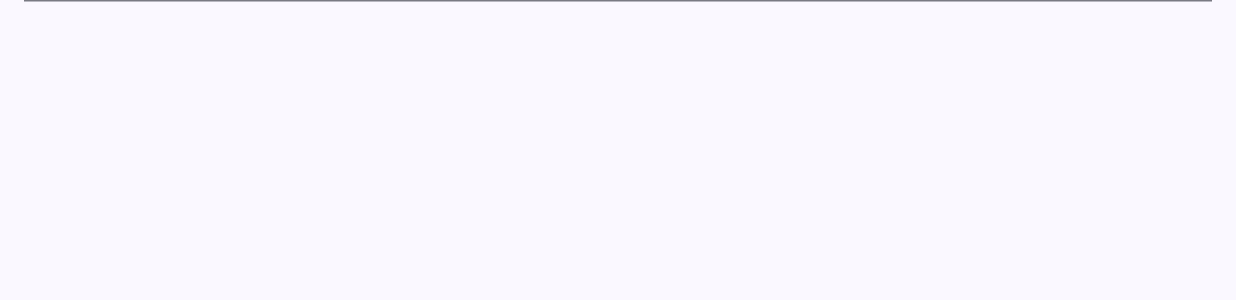
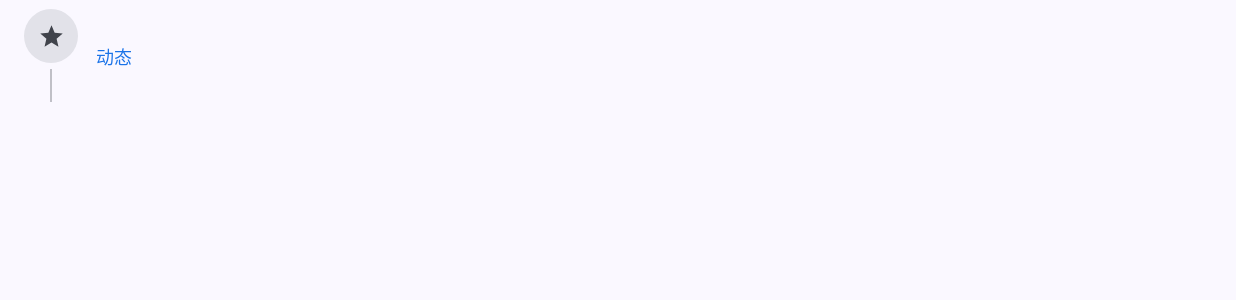
Before and after one commit to ttummc/PickCat-Android, an Android app built with Jetpack Compose: the composable ActivityRow shown on its own in the app's theme, on a phone screen of 824 x 412 dp (held sideways). Shown: the top 300 px of the screen. Run offline under Robolectric (Android 15) with nearby library versions, the phone set to English and light mode, and no system bars; network calls fail; 1 statement that could not run was skipped.

Commit message:
Redesign profile activity as an icon timeline

```diff
--- a/app/src/main/java/dao3/pickcat/feature/profile/ProfileScreen.kt
+++ b/app/src/main/java/dao3/pickcat/feature/profile/ProfileScreen.kt
@@ -22,6 +22,7 @@ import androidx.compose.foundation.layout.width
 import androidx.compose.foundation.lazy.LazyColumn
 import androidx.compose.foundation.lazy.LazyRow
 import androidx.compose.foundation.lazy.items
+import androidx.compose.foundation.lazy.itemsIndexed
 import androidx.compose.foundation.lazy.rememberLazyListState
 import androidx.compose.foundation.rememberScrollState
 import androidx.compose.foundation.shape.CircleShape
@@ -34,9 +35,11 @@ import androidx.compose.material.icons.filled.Article
 import androidx.compose.material.icons.filled.Badge
 import androidx.compose.material.icons.filled.ChatBubbleOutline
 import androidx.compose.material.icons.filled.Edit
+import androidx.compose.material.icons.filled.FavoriteBorder
 import androidx.compose.material.icons.filled.History
 import androidx.compose.material.icons.filled.MoreVert
 import androidx.compose.material.icons.filled.People
+import androidx.compose.material.icons.filled.PersonAdd
 import androidx.compose.material.icons.filled.PhotoLibrary
 import androidx.compose.material.icons.filled.Settings
 import androidx.compose.material.icons.filled.Star
@@ -599,9 +602,12 @@ fun ProfileScreen(
                                 )
                             }
                         } else {
-                            items(state.activities, key = { "activity-${it.id}" }) { activity ->
+                            itemsIndexed(state.activities, key = { _, activity -> "activity-${activity.id}" }) { index, activity ->
                                 Box(Modifier.animateItem()) {
-                                    ActivityRow(activity)
+                                    ActivityRow(
+                                        activity = activity,
+                                        isLast = index == state.activities.lastIndex,
+                                    )
                                 }
                             }
                         }
@@ -1267,23 +1273,83 @@ private fun WorkGrid(
 }
 
 @Composable
-private fun ActivityRow(activity: ProfileActivity) {
+private fun ActivityRow(activity: ProfileActivity, isLast: Boolean) {
+    val isLike = activity.kind.contains("LIKE")
+    val isReply = activity.kind.contains("REPLY")
+    val isPost = activity.kind.contains("POST") || activity.kind.contains("TOPIC")
+    val isFollow = activity.kind.contains("FOLLOW")
+    val icon = when {
+        isLike -> Icons.Default.FavoriteBorder
+        isReply -> Icons.Default.ChatBubbleOutline
+        isPost -> Icons.Default.Article
+        isFollow -> Icons.Default.PersonAdd
+        else -> Icons.Default.Star
+    }
+    val container = when {
+        isLike -> MaterialTheme.colorScheme.primaryContainer
+        isReply -> MaterialTheme.colorScheme.tertiaryContainer
+        isPost -> MaterialTheme.colorScheme.secondaryContainer
+        isFollow -> MaterialTheme.colorScheme.surfaceContainerHighest
+        else -> MaterialTheme.colorScheme.surfaceContainerHighest
+    }
+    val content = when {
+        isLike -> MaterialTheme.colorScheme.onPrimaryContainer
+        isReply -> MaterialTheme.colorScheme.onTertiaryContainer
+        isPost -> MaterialTheme.colorScheme.onSecondaryContainer
+        isFollow -> MaterialTheme.colorScheme.onSurfaceVariant
+        else -> MaterialTheme.colorScheme.onSurfaceVariant
+    }
+    val label = when {
+        isLike -> "点赞"
+        isReply -> "回复"
+        isPost -> "发布"
+        isFollow -> "关注"
+        else -> "动态"
+    }
     Row(
-        modifier = Modifier.fillMaxWidth().padding(horizontal = 16.dp, vertical = 9.dp),
-        verticalAlignment = Alignment.CenterVertically,
-    ) {
-        Text(
-            activity.kind.take(2),
-            style = MaterialTheme.typography.labelSmall,
-            color = MaterialTheme.colorScheme.primary,
-            modifier = Modifier.width(34.dp),
-        )
+        modifier = Modifier.fillMaxWidth().padding(horizontal = 16.dp, vertical = 6.dp),
+        verticalAlignment = Alignment.Top,
+    ) {
+        Column(horizontalAlignment = Alignment.CenterHorizontally) {
+            Surface(shape = CircleShape, color = container) {
+                Box(Modifier.size(36.dp), contentAlignment = Alignment.Center) {
+                    Icon(
+                        icon,
+                        contentDescription = label,
+                        tint = content,
+                        modifier = Modifier.size(18.dp),
+                    )
+                }
+            }
+            if (!isLast) {
+                Box(
+                    Modifier
+                        .padding(top = 4.dp)
+                        .width(1.dp)
+                        .height(22.dp)
+                        .background(MaterialTheme.colorScheme.outlineVariant.copy(alpha = 0.45f)),
+                )
+            }
+        }
+        Spacer(Modifier.width(12.dp))
+        Column(
+            modifier = Modifier.weight(1f).padding(bottom = 14.dp),
+            verticalArrangement = Arrangement.spacedBy(4.dp),
+        ) {
             Text(
                 activity.title,
-            style = MaterialTheme.typography.bodyMedium,
+                style = MaterialTheme.typography.bodyLarge,
                 maxLines = 2,
                 overflow = TextOverflow.Ellipsis,
-            modifier = Modifier.weight(1f),
+            )
+            Row(
+                verticalAlignment = Alignment.CenterVertically,
+                horizontalArrangement = Arrangement.spacedBy(8.dp),
+            ) {
+                Text(
+                    label,
+                    style = MaterialTheme.typography.labelMedium,
+                    color = MaterialTheme.colorScheme.primary,
                 )
                 Text(
                     relativeTime(activity.occurredAt),
@@ -1291,7 +1357,8 @@ private fun ActivityRow(activity: ProfileActivity) {
                     color = MaterialTheme.colorScheme.onSurfaceVariant,
                 )
             }
-    HorizontalDivider(Modifier.padding(horizontal = 16.dp))
+        }
+    }
 }
 
 @Composable
```
Lines whose indentation alone changed are shown as unchanged.
